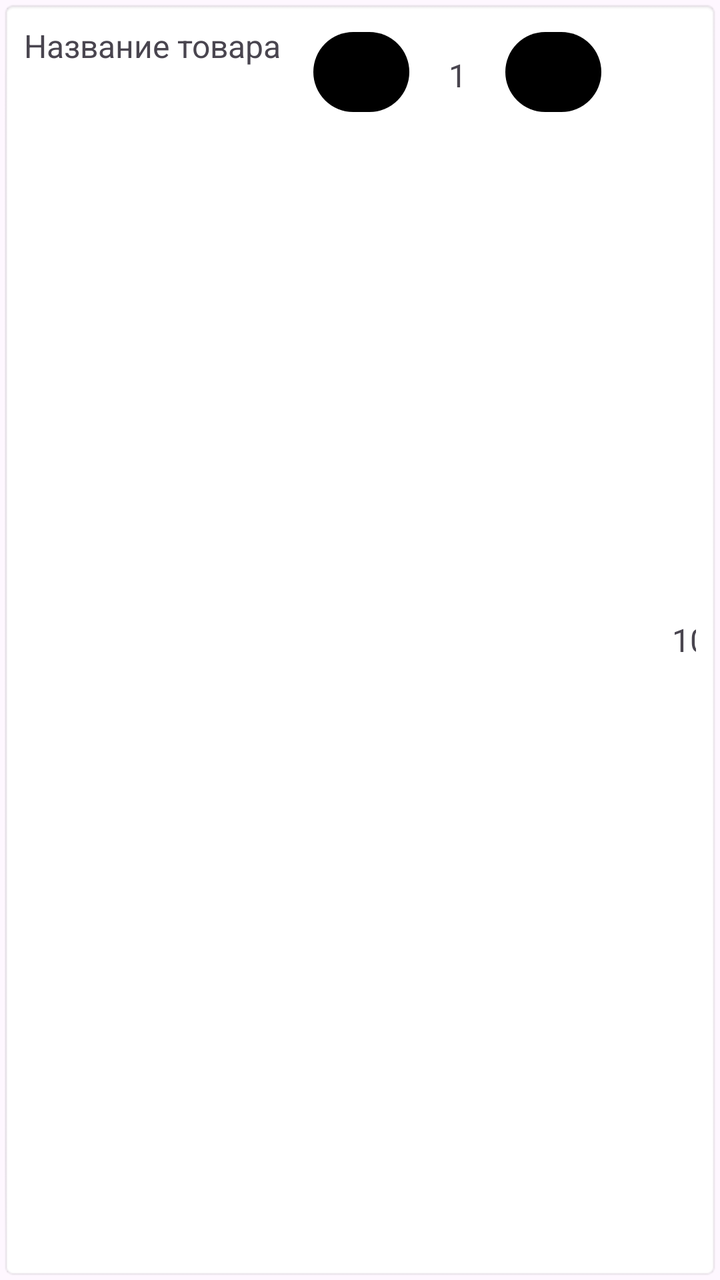
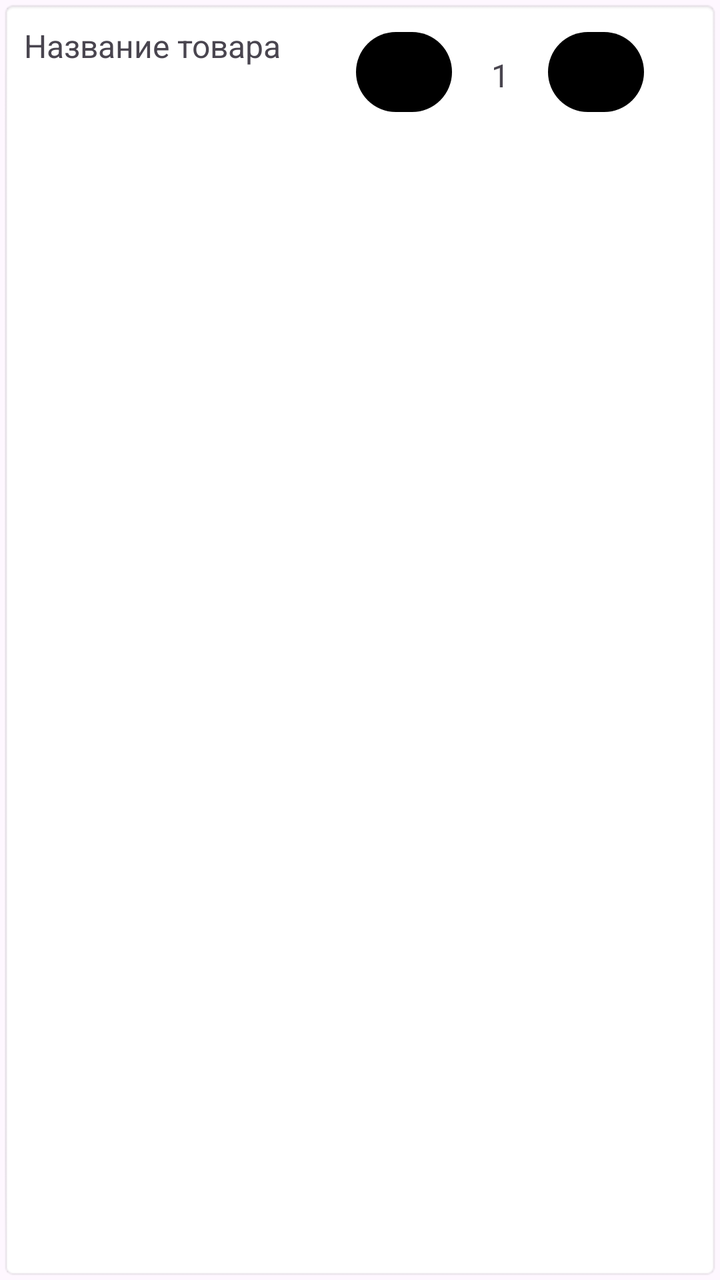

The first picture is an Android layout as it rendered before a commit; the second is the same layout after the commit. The layout source and the unified diff follow.
<!-- AndroidManifest.xml: application theme Theme.CenterFoto -->
<!-- res/layout/card_view_basket_screen.xml -->
<?xml version="1.0" encoding="utf-8"?>
<LinearLayout xmlns:android="http://schemas.android.com/apk/res/android"
    android:layout_width="match_parent"
    android:layout_height="wrap_content"
    android:orientation="horizontal"
    android:padding="12dp"
    android:layout_marginBottom="8dp"
    android:background="@android:drawable/editbox_background">

    
    <TextView
        android:id="@+id/basketProductName"
        android:layout_width="wrap_content"
        android:layout_height="wrap_content"

        android:text="Название товара"
        android:textSize="16sp"/>

    
    <LinearLayout
        android:layout_width="wrap_content"
        android:layout_height="wrap_content"
        android:orientation="horizontal"
        android:layout_marginStart="16dp">

        <Button
            android:id="@+id/cartDecreaseButton"
            android:layout_width="48dp"
            android:layout_height="48dp"
            android:text="-"
            android:textSize="20sp"/>

        <TextView
            android:id="@+id/cartQuantityTextView"
            android:layout_width="48dp"
            android:layout_height="48dp"
            android:text="1"
            android:textSize="16sp"
            android:gravity="center"/>

        <Button
            android:id="@+id/cartIncreaseButton"
            android:layout_width="48dp"
            android:layout_height="48dp"
            android:text="+"
            android:textSize="20sp"/>
    </LinearLayout>

    
    <TextView
        android:id="@+id/cartProductPrice"
        android:layout_width="80dp"
        android:layout_height="wrap_content"
        android:text="100 руб."
        android:textSize="16sp"
        android:gravity="end"
        android:layout_marginStart="16dp"
        android:layout_gravity="center_vertical"/>

</LinearLayout>
<!-- resources referenced by this layout -->
<resources>
  <style name="Theme.CenterFoto" parent="Base.Theme.CenterFoto" />
  <style name="Base.Theme.CenterFoto" parent="Theme.Material3.DayNight.NoActionBar">
          <item name="colorPrimary">@color/md_theme_light_primary</item>
          <item name="colorPrimaryVariant">@color/md_theme_light_primaryContainer</item>
          <item name="colorOnPrimary">@color/white</item>
          
          <item name="android:statusBarColor">@android:color/transparent</item>
          <item name="android:navigationBarColor">@android:color/transparent</item>
          <item name="android:windowLightStatusBar">true</item>          
          <item name="android:windowLightNavigationBar">true</item>
  
          
          <item name="android:enforceStatusBarContrast">false</item>
          <item name="android:enforceNavigationBarContrast">false</item>
  
      </style>
  <color name="md_theme_light_primary">#000000</color>
  <color name="md_theme_light_primaryContainer">#D1E4FF</color>
  <color name="white">#FFFFFFFF</color>
</resources>

<!-- the commit's change to res/layout/card_view_basket_screen.xml (unified diff, before → after) -->
@@ -10,8 +10,8 @@
     
     <TextView
         android:id="@+id/basketProductName"
-        android:layout_width="wrap_content"
-        android:layout_height="wrap_content"
+        android:layout_width="150dp"
+        android:layout_height="50dp"
 
         android:text="Название товара"
         android:textSize="16sp"/>
